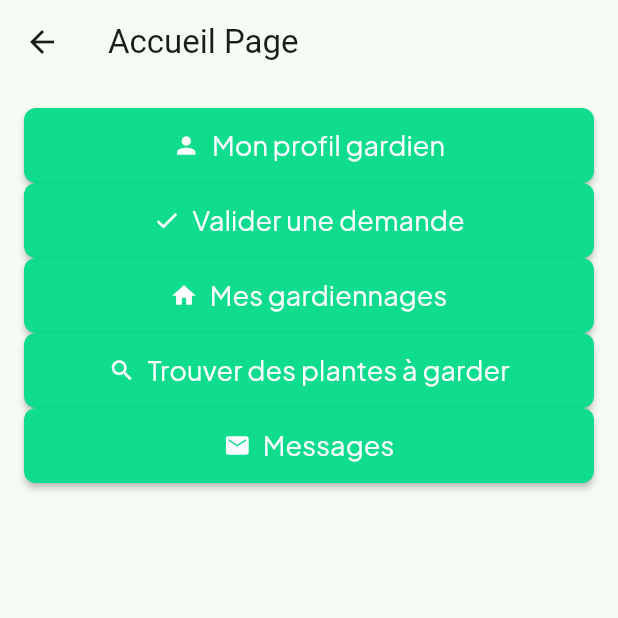
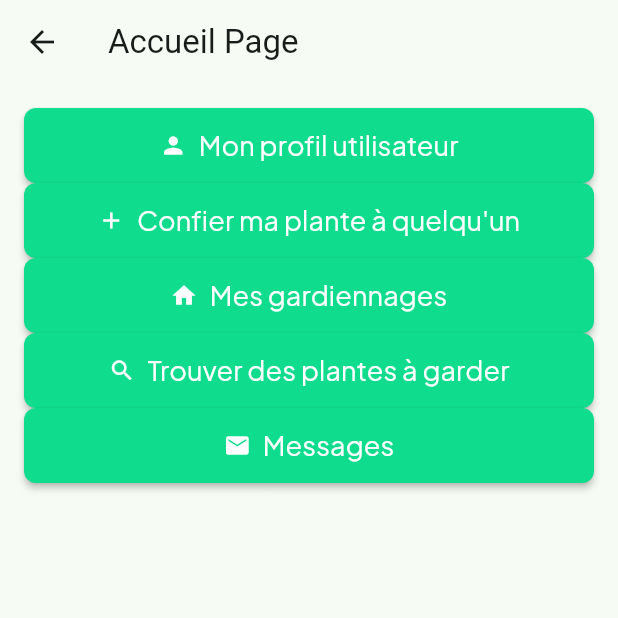
Before and after one commit to ThomasDeschampt/mspr, a Flutter app: the AccueilPage screen opened directly with empty values, on a phone screen of 412 x 824 dp, the top half of it. Run offline on Flutter 3.47's test engine with Material 3 defaults, Android fonts, the phone set to English and light mode, and no system bars; drawn by our look-alikes of auto_size_text; our stand-ins replace flutter_map, font_awesome_flutter, from_css_color, google_fonts, image_picker, latlong2 and 3 more; missing offline and left inert: json_path; accounts and stored records are empty; network calls fail.

Commit message:
Accueil modif

```diff
--- a/flutter-frontend/lib/accueil.dart
+++ b/flutter-frontend/lib/accueil.dart
@@ -60,8 +60,8 @@ class _AccueilPageState extends State<AccueilPage> {
         padding: const EdgeInsets.all(16.0),
         child: SingleChildScrollView(
           child: condition
-              ? _buildNonBotanistMenu()
-              : _buildBotanistMenu(),
+              ? _buildBotanistMenu()
+              : _buildNonBotanistMenu(),
         ),
       ),
     );
@@ -72,7 +72,7 @@ class _AccueilPageState extends State<AccueilPage> {
       shrinkWrap: true,
       physics: NeverScrollableScrollPhysics(),
       children: [
-        _buildMenuItem(context, Icons.person, 'Mon profil gardien', () {
+        _buildMenuItem(context, Icons.person, 'Mon profil botaniste', () {
           Navigator.push(
             context,
             MaterialPageRoute(
```
